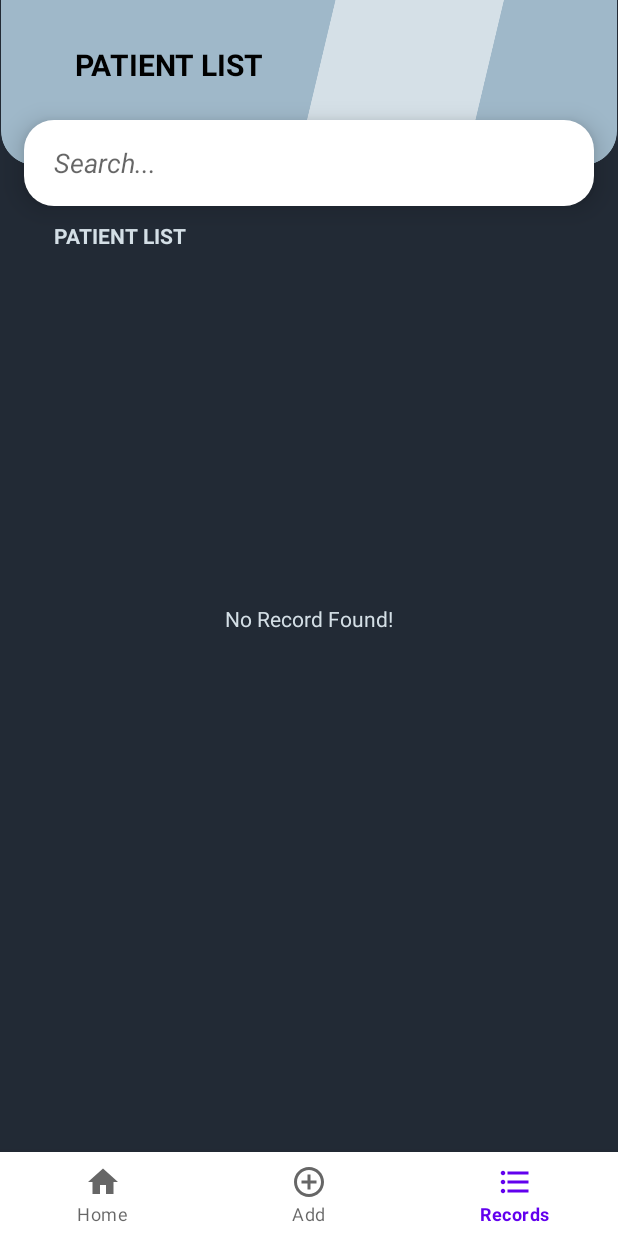
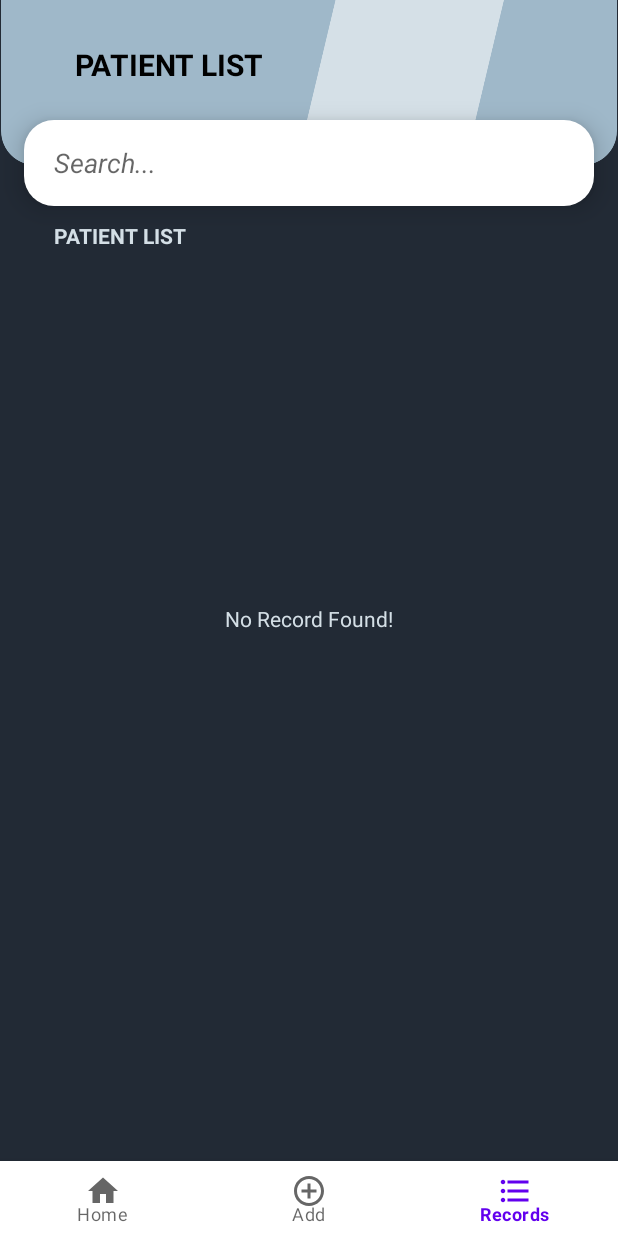
Before and after one commit to CptZee/PatientInformation, an Android app: the screen it shows after launch (MainActivity), item 3 of the bottom bar chosen, on a phone screen of 412 x 824 dp. Run offline under Robolectric (Android 15) with nearby library versions, the phone set to English and light mode, and no system bars.

Commit message:
Fixec layout and added a debugger for the card view inflater.

```diff
--- a/app/src/main/java/com/example/patientinformation/Adapter/RecordAdapter.java
+++ b/app/src/main/java/com/example/patientinformation/Adapter/RecordAdapter.java
@@ -4,6 +4,7 @@ import android.app.AlertDialog;
 import android.content.DialogInterface;
 import android.os.AsyncTask;
 import android.os.Bundle;
+import android.util.Log;
 import android.view.LayoutInflater;
 import android.view.View;
 import android.view.ViewGroup;
@@ -53,6 +54,8 @@ public class RecordAdapter extends RecyclerView.Adapter<RecordAdapter.ViewHolder
         String fullName = patient.getFirstName() + " " + patient.getMiddleName() + " " + patient.getLastName();
         viewHolder.getFullName().setText(fullName);
         viewHolder.getId().setText("Patient-"+patient.getID());
+        Log.i("CardAdapterDebug", "Target ID: " + "Patient-"+patient.getID());
+        Log.i("CardAdapterDebug", "Showing ID: " + viewHolder.getId().getText().toString());
         viewHolder.getRemove().setOnClickListener(v->{
             AlertDialog.Builder builder = new AlertDialog.Builder(activity);
             builder.setMessage("Are you sure you want to remove record with the ID of " + viewHolder.getId().getText().toString())
--- a/app/src/main/res/layout/activity_main.xml
+++ b/app/src/main/res/layout/activity_main.xml
@@ -19,7 +19,7 @@
     <com.google.android.material.bottomnavigation.BottomNavigationView
         android:id="@+id/bottom_nav"
         android:layout_width="match_parent"
-        android:layout_height="wrap_content"
+        android:layout_height="50dp"
         app:layout_constraintBottom_toBottomOf="parent"
         app:menu="@menu/bottom_nav" />
 
--- a/app/src/main/res/layout/patient_card.xml
+++ b/app/src/main/res/layout/patient_card.xml
@@ -1,7 +1,6 @@
 <?xml version="1.0" encoding="utf-8"?>
 <androidx.cardview.widget.CardView xmlns:android="http://schemas.android.com/apk/res/android"
     xmlns:app="http://schemas.android.com/apk/res-auto"
-    xmlns:tools="http://schemas.android.com/tools"
     android:layout_width="match_parent"
     android:layout_height="wrap_content"
     app:cardCornerRadius="10dp"
@@ -39,12 +38,11 @@
             android:layout_width="wrap_content"
             android:layout_height="wrap_content"
             android:layout_marginTop="16dp"
-            android:layout_marginEnd="206dp"
             android:text="ID: 00001"
             android:textColor="#807F7F"
             android:textSize="16dp"
             android:textStyle="italic"
-            app:layout_constraintEnd_toEndOf="@+id/card_full_name"
+            app:layout_constraintEnd_toStartOf="@+id/card_view"
             app:layout_constraintHorizontal_bias="0.0"
             app:layout_constraintStart_toStartOf="@+id/card_full_name"
             app:layout_constraintTop_toBottomOf="@+id/card_full_name" />
--- a/app/src/main/res/layout/records_fragment.xml
+++ b/app/src/main/res/layout/records_fragment.xml
@@ -31,6 +31,7 @@
         android:layout_width="match_parent"
         android:layout_height="0dp"
         android:layout_marginTop="10dp"
+        android:layout_marginBottom="50dp"
         app:layout_constraintBottom_toBottomOf="parent"
         app:layout_constraintEnd_toEndOf="parent"
         app:layout_constraintHorizontal_bias="0.0"
```
Lines whose indentation alone changed are shown as unchanged.
